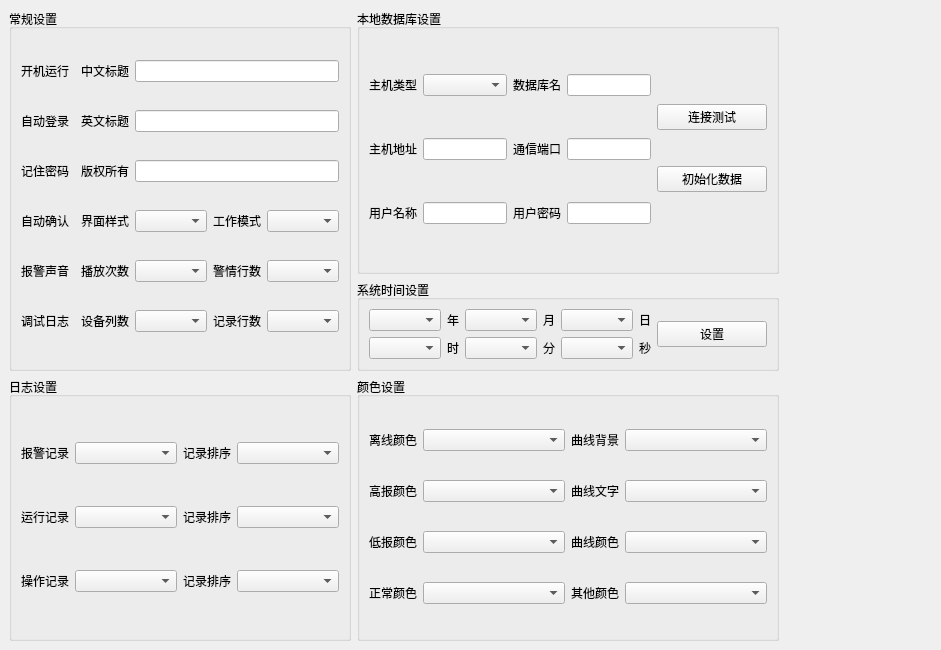
Old version of the form frmconfig/frmconfigsystem.ui in the repository richardzjq/instrument_correction.
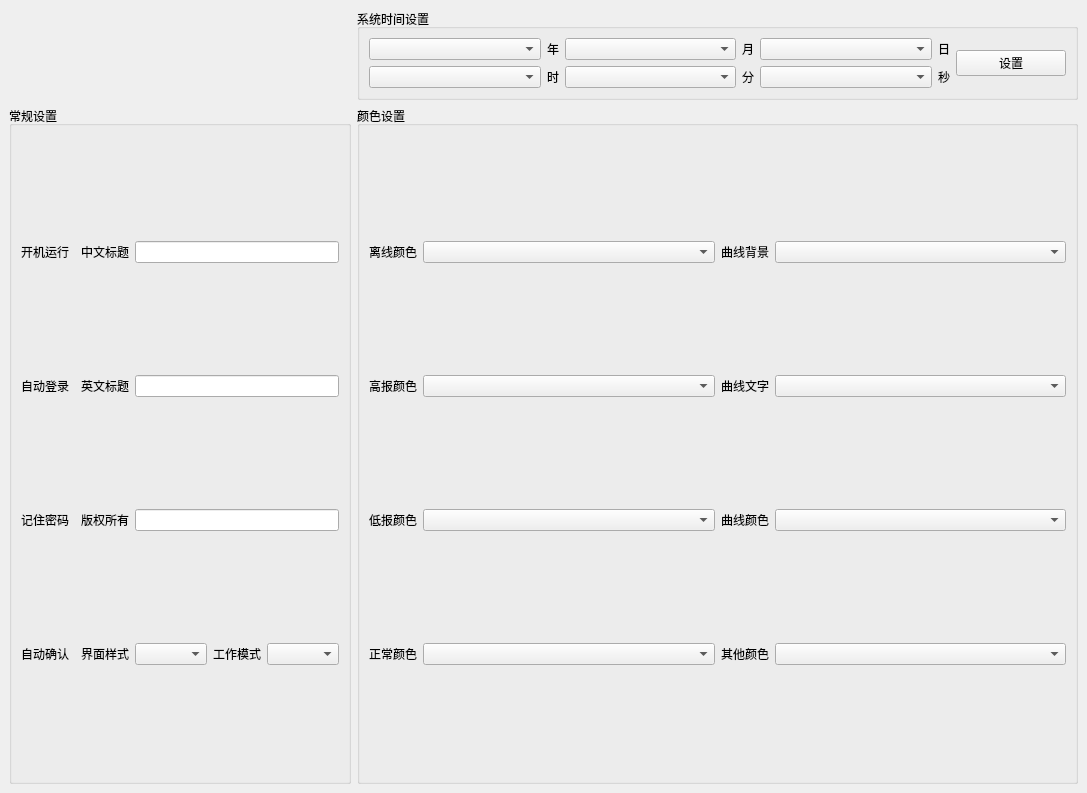
New version of the form. Custom widgets are drawn as their Qt base class.

What changed in the file:
```diff
--- a/frmconfig/frmconfigsystem.ui
+++ b/frmconfig/frmconfigsystem.ui
@@ -6,8 +6,8 @@
    <rect>
     <x>0</x>
     <y>0</y>
-    <width>941</width>
-    <height>650</height>
+    <width>1087</width>
+    <height>793</height>
    </rect>
   </property>
   <property name="windowTitle">
@@ -35,239 +35,22 @@
       <bool>true</bool>
      </property>
      <layout class="QGridLayout" name="gridLayout_9">
-      <item row="2" column="0">
-       <widget class="QGroupBox" name="gboxLog">
-        <property name="title">
-         <string>日志设置</string>
-        </property>
-        <layout class="QGridLayout" name="gridLayout_10">
-         <item row="0" column="0">
-          <widget class="QLabel" name="labAlarmLogMaxCount">
-           <property name="text">
-            <string>报警记录</string>
-           </property>
-          </widget>
-         </item>
-         <item row="0" column="1">
-          <widget class="QComboBox" name="cboxAlarmLogMaxCount">
-           <property name="sizePolicy">
-            <sizepolicy hsizetype="Expanding" vsizetype="Fixed">
-             <horstretch>0</horstretch>
-             <verstretch>0</verstretch>
-            </sizepolicy>
-           </property>
-          </widget>
-         </item>
-         <item row="0" column="2">
-          <widget class="QLabel" name="labAlarmLogOrder">
-           <property name="text">
-            <string>记录排序</string>
-           </property>
-          </widget>
-         </item>
-         <item row="0" column="3">
-          <widget class="QComboBox" name="cboxAlarmLogOrder">
-           <property name="sizePolicy">
-            <sizepolicy hsizetype="Expanding" vsizetype="Fixed">
-             <horstretch>0</horstretch>
-             <verstretch>0</verstretch>
-            </sizepolicy>
-           </property>
-          </widget>
-         </item>
-         <item row="1" column="0">
-          <widget class="QLabel" name="labNodeLogMaxCount">
-           <property name="text">
-            <string>运行记录</string>
-           </property>
-          </widget>
-         </item>
-         <item row="1" column="1">
-          <widget class="QComboBox" name="cboxNodeLogMaxCount">
-           <property name="sizePolicy">
-            <sizepolicy hsizetype="Expanding" vsizetype="Fixed">
-             <horstretch>0</horstretch>
-             <verstretch>0</verstretch>
-            </sizepolicy>
-           </property>
-          </widget>
-         </item>
-         <item row="1" column="2">
-          <widget class="QLabel" name="labNodeLogOrder">
-           <property name="text">
-            <string>记录排序</string>
-           </property>
-          </widget>
-         </item>
-         <item row="1" column="3">
-          <widget class="QComboBox" name="cboxNodeLogOrder">
-           <property name="sizePolicy">
-            <sizepolicy hsizetype="Expanding" vsizetype="Fixed">
-             <horstretch>0</horstretch>
-             <verstretch>0</verstretch>
-            </sizepolicy>
-           </property>
-          </widget>
-         </item>
-         <item row="2" column="0">
-          <widget class="QLabel" name="labUserLogMaxCount">
-           <property name="text">
-            <string>操作记录</string>
-           </property>
-          </widget>
-         </item>
-         <item row="2" column="1">
-          <widget class="QComboBox" name="cboxUserLogMaxCount">
-           <property name="sizePolicy">
-            <sizepolicy hsizetype="Expanding" vsizetype="Fixed">
-             <horstretch>0</horstretch>
-             <verstretch>0</verstretch>
-            </sizepolicy>
-           </property>
-          </widget>
-         </item>
-         <item row="2" column="2">
-          <widget class="QLabel" name="labUserLogOrder">
-           <property name="text">
-            <string>记录排序</string>
-           </property>
-          </widget>
-         </item>
-         <item row="2" column="3">
-          <widget class="QComboBox" name="cboxUserLogOrder">
-           <property name="sizePolicy">
-            <sizepolicy hsizetype="Expanding" vsizetype="Fixed">
-             <horstretch>0</horstretch>
-             <verstretch>0</verstretch>
-            </sizepolicy>
-           </property>
-          </widget>
-         </item>
-        </layout>
-       </widget>
-      </item>
-      <item row="0" column="1">
-       <widget class="QGroupBox" name="gboxLocalDB">
-        <property name="title">
-         <string>本地数据库设置</string>
-        </property>
-        <layout class="QGridLayout" name="gridLayout_5">
-         <item row="0" column="0">
-          <widget class="QLabel" name="labLocalDBType">
-           <property name="text">
-            <string>主机类型</string>
-           </property>
-          </widget>
-         </item>
-         <item row="0" column="1">
-          <widget class="QComboBox" name="cboxLocalDBType">
-           <property name="sizePolicy">
-            <sizepolicy hsizetype="Ignored" vsizetype="Fixed">
-             <horstretch>0</horstretch>
-             <verstretch>0</verstretch>
-            </sizepolicy>
-           </property>
-          </widget>
-         </item>
-         <item row="0" column="2">
-          <widget class="QLabel" name="labLocalDBName">
-           <property name="text">
-            <string>数据库名</string>
-           </property>
-          </widget>
-         </item>
-         <item row="0" column="3">
-          <widget class="QLineEdit" name="txtLocalDBName"/>
-         </item>
-         <item row="1" column="0">
-          <widget class="QLabel" name="labLocalDBIP">
-           <property name="text">
-            <string>主机地址</string>
-           </property>
-          </widget>
-         </item>
-         <item row="1" column="1">
-          <widget class="QLineEdit" name="txtLocalDBIP"/>
-         </item>
-         <item row="1" column="2">
-          <widget class="QLabel" name="labLocalDBPort">
-           <property name="text">
-            <string>通信端口</string>
-           </property>
-          </widget>
-         </item>
-         <item row="1" column="3">
-          <widget class="QLineEdit" name="txtLocalDBPort"/>
-         </item>
-         <item row="2" column="0">
-          <widget class="QLabel" name="labLocalUserName">
-           <property name="text">
-            <string>用户名称</string>
-           </property>
-          </widget>
-         </item>
-         <item row="2" column="1">
-          <widget class="QLineEdit" name="txtLocalUserName"/>
-         </item>
-         <item row="2" column="2">
-          <widget class="QLabel" name="labLocalUserPwd">
-           <property name="text">
-            <string>用户密码</string>
-           </property>
-          </widget>
-         </item>
-         <item row="2" column="3">
-          <widget class="QLineEdit" name="txtLocalUserPwd">
-           <property name="echoMode">
-            <enum>QLineEdit::Password</enum>
-           </property>
-          </widget>
-         </item>
-         <item row="0" column="4" rowspan="3">
-          <layout class="QVBoxLayout" name="verticalLayout_2">
-           <item>
-            <widget class="QPushButton" name="btnLocalDBConnect">
-             <property name="sizePolicy">
-              <sizepolicy hsizetype="Fixed" vsizetype="Fixed">
-               <horstretch>0</horstretch>
-               <verstretch>0</verstretch>
-              </sizepolicy>
-             </property>
-             <property name="minimumSize">
-              <size>
-               <width>110</width>
-               <height>0</height>
-              </size>
-             </property>
-             <property name="text">
-              <string>连接测试</string>
-             </property>
-            </widget>
-           </item>
-           <item>
-            <widget class="QPushButton" name="btnLocalDBInit">
-             <property name="sizePolicy">
-              <sizepolicy hsizetype="Preferred" vsizetype="Fixed">
-               <horstretch>0</horstretch>
-               <verstretch>0</verstretch>
-              </sizepolicy>
-             </property>
-             <property name="text">
-              <string>初始化数据</string>
-             </property>
-            </widget>
-           </item>
-          </layout>
-         </item>
-        </layout>
-       </widget>
-      </item>
-      <item row="2" column="1">
+      <item row="1" column="1">
        <widget class="QGroupBox" name="gboxColor">
         <property name="title">
          <string>颜色设置</string>
         </property>
         <layout class="QGridLayout" name="gridLayout_8">
+         <item row="0" column="1">
+          <widget class="ColorComboBox" name="cboxColorZero">
+           <property name="sizePolicy">
+            <sizepolicy hsizetype="Expanding" vsizetype="Fixed">
+             <horstretch>0</horstretch>
+             <verstretch>0</verstretch>
+            </sizepolicy>
+           </property>
+          </widget>
+         </item>
          <item row="0" column="0">
           <widget class="QLabel" name="labColorZero">
            <property name="text">
@@ -275,16 +58,6 @@
            </property>
           </widget>
          </item>
-         <item row="0" column="1">
-          <widget class="ColorComboBox" name="cboxColorZero">
-           <property name="sizePolicy">
-            <sizepolicy hsizetype="Expanding" vsizetype="Fixed">
-             <horstretch>0</horstretch>
-             <verstretch>0</verstretch>
-            </sizepolicy>
-           </property>
-          </widget>
-         </item>
          <item row="0" column="2">
           <widget class="QLabel" name="labColorPlotBg">
            <property name="text">
@@ -309,16 +82,6 @@
            </property>
           </widget>
          </item>
-         <item row="1" column="1">
-          <widget class="ColorComboBox" name="cboxColorUpper">
-           <property name="sizePolicy">
-            <sizepolicy hsizetype="Expanding" vsizetype="Fixed">
-             <horstretch>0</horstretch>
-             <verstretch>0</verstretch>
-            </sizepolicy>
-           </property>
-          </widget>
-         </item>
          <item row="1" column="2">
           <widget class="QLabel" name="labColorPlotText">
            <property name="text">
@@ -326,8 +89,8 @@
            </property>
           </widget>
          </item>
-         <item row="1" column="3">
-          <widget class="ColorComboBox" name="cboxColorPlotText">
+         <item row="1" column="1">
+          <widget class="ColorComboBox" name="cboxColorUpper">
            <property name="sizePolicy">
             <sizepolicy hsizetype="Expanding" vsizetype="Fixed">
              <horstretch>0</horstretch>
@@ -360,6 +123,16 @@
            </property>
           </widget>
          </item>
+         <item row="1" column="3">
+          <widget class="ColorComboBox" name="cboxColorPlotText">
+           <property name="sizePolicy">
+            <sizepolicy hsizetype="Expanding" vsizetype="Fixed">
+             <horstretch>0</horstretch>
+             <verstretch>0</verstretch>
+            </sizepolicy>
+           </property>
+          </widget>
+         </item>
          <item row="2" column="3">
           <widget class="ColorComboBox" name="cboxColorPlotLine">
            <property name="sizePolicy">
@@ -370,6 +143,13 @@
            </property>
           </widget>
          </item>
+         <item row="3" column="2">
+          <widget class="QLabel" name="labColorOther">
+           <property name="text">
+            <string>其他颜色</string>
+           </property>
+          </widget>
+         </item>
          <item row="3" column="0">
           <widget class="QLabel" name="labColorNormal">
            <property name="text">
@@ -387,13 +167,6 @@
            </property>
           </widget>
          </item>
-         <item row="3" column="2">
-          <widget class="QLabel" name="labColorOther">
-           <property name="text">
-            <string>其他颜色</string>
-           </property>
-          </widget>
-         </item>
          <item row="3" column="3">
           <widget class="ColorComboBox" name="cboxColorOther">
            <property name="sizePolicy">
@@ -407,7 +180,110 @@
         </layout>
        </widget>
       </item>
-      <item row="1" column="1">
+      <item row="1" column="0">
+       <widget class="QGroupBox" name="gboxBase">
+        <property name="title">
+         <string>常规设置</string>
+        </property>
+        <layout class="QGridLayout" name="gridLayout_2">
+         <item row="3" column="2">
+          <widget class="QLabel" name="labStyleName">
+           <property name="text">
+            <string>界面样式</string>
+           </property>
+          </widget>
+         </item>
+         <item row="2" column="3" colspan="3">
+          <widget class="QLineEdit" name="txtAuthor">
+           <property name="readOnly">
+            <bool>false</bool>
+           </property>
+          </widget>
+         </item>
+         <item row="2" column="2">
+          <widget class="QLabel" name="labAuthor">
+           <property name="text">
+            <string>版权所有</string>
+           </property>
+          </widget>
+         </item>
+         <item row="3" column="1">
+          <widget class="SwitchButton" name="btnAutoConfirm" native="true"/>
+         </item>
+         <item row="2" column="1">
+          <widget class="SwitchButton" name="btnAutoPwd" native="true"/>
+         </item>
+         <item row="0" column="1">
+          <widget class="SwitchButton" name="btnAutoRun" native="true"/>
+         </item>
+         <item row="1" column="1">
+          <widget class="SwitchButton" name="btnAutoLogin" native="true"/>
+         </item>
+         <item row="3" column="3">
+          <widget class="QComboBox" name="cboxStyleName"/>
+         </item>
+         <item row="3" column="5">
+          <widget class="QComboBox" name="cboxWorkMode"/>
+         </item>
+         <item row="1" column="3" colspan="3">
+          <widget class="QLineEdit" name="txtLogoEn"/>
+         </item>
+         <item row="3" column="4">
+          <widget class="QLabel" name="labWorkMode">
+           <property name="text">
+            <string>工作模式</string>
+           </property>
+          </widget>
+         </item>
+         <item row="0" column="2">
+          <widget class="QLabel" name="labLogoC">
+           <property name="text">
+            <string>中文标题</string>
+           </property>
+          </widget>
+         </item>
+         <item row="1" column="2">
+          <widget class="QLabel" name="labLogoE">
+           <property name="text">
+            <string>英文标题</string>
+           </property>
+          </widget>
+         </item>
+         <item row="0" column="3" colspan="3">
+          <widget class="QLineEdit" name="txtLogoCn"/>
+         </item>
+         <item row="1" column="0">
+          <widget class="QLabel" name="labAutoLogin">
+           <property name="text">
+            <string>自动登录</string>
+           </property>
+          </widget>
+         </item>
+         <item row="2" column="0">
+          <widget class="QLabel" name="labAutoPwd">
+           <property name="text">
+            <string>记住密码</string>
+           </property>
+          </widget>
+         </item>
+         <item row="0" column="0">
+          <widget class="QLabel" name="labAutoRun">
+           <property name="text">
+            <string>开机运行</string>
+           </property>
+          </widget>
+         </item>
+         <item row="3" column="0">
+          <widget class="QLabel" name="labAutoConfirm">
+           <property name="text">
+            <string>自动确认</string>
+           </property>
+          </widget>
+         </item>
+        </layout>
+       </widget>
+      </item>
+      <item row="0" column="1">
        <widget class="QGroupBox" name="gboxTime">
         <property name="sizePolicy">
          <sizepolicy hsizetype="Preferred" vsizetype="Fixed">
@@ -419,57 +295,6 @@
          <string>系统时间设置</string>
         </property>
         <layout class="QGridLayout" name="gridLayout">
-         <item row="0" column="0">
-          <widget class="QComboBox" name="cboxYear">
-           <property name="sizePolicy">
-            <sizepolicy hsizetype="Expanding" vsizetype="Fixed">
-             <horstretch>0</horstretch>
-             <verstretch>0</verstretch>
-            </sizepolicy>
-           </property>
-          </widget>
-         </item>
-         <item row="0" column="1">
-          <widget class="QLabel" name="labYear">
-           <property name="text">
-            <string>年</string>
-           </property>
-          </widget>
-         </item>
-         <item row="0" column="2">
-          <widget class="QComboBox" name="cboxMonth">
-           <property name="sizePolicy">
-            <sizepolicy hsizetype="Expanding" vsizetype="Fixed">
-             <horstretch>0</horstretch>
-             <verstretch>0</verstretch>
-            </sizepolicy>
-           </property>
-          </widget>
-         </item>
-         <item row="0" column="3">
-          <widget class="QLabel" name="labMonth">
-           <property name="text">
-            <string>月</string>
-           </property>
-          </widget>
-         </item>
-         <item row="0" column="4">
-          <widget class="QComboBox" name="cboxDay">
-           <property name="sizePolicy">
-            <sizepolicy hsizetype="Expanding" vsizetype="Fixed">
-             <horstretch>0</horstretch>
-             <verstretch>0</verstretch>
-            </sizepolicy>
-           </property>
-          </widget>
-         </item>
-         <item row="0" column="5">
-          <widget class="QLabel" name="labDay">
-           <property name="text">
-            <string>日</string>
-           </property>
-          </widget>
-         </item>
          <item row="1" column="0">
           <widget class="QComboBox" name="cboxHour">
            <property name="sizePolicy">
@@ -540,55 +365,8 @@
            </property>
           </widget>
          </item>
-        </layout>
-       </widget>
-      </item>
-      <item row="0" column="0" rowspan="2">
-       <widget class="QGroupBox" name="gboxBase">
-        <property name="title">
-         <string>常规设置</string>
-        </property>
-        <layout class="QGridLayout" name="gridLayout_2">
-         <item row="2" column="2">
-          <widget class="QLabel" name="labAuthor">
-           <property name="text">
-            <string>版权所有</string>
-           </property>
-          </widget>
-         </item>
-         <item row="2" column="3" colspan="3">
-          <widget class="QLineEdit" name="txtAuthor">
-           <property name="readOnly">
-            <bool>false</bool>
-           </property>
-          </widget>
-         </item>
-         <item row="3" column="2">
-          <widget class="QLabel" name="labStyleName">
-           <property name="text">
-            <string>界面样式</string>
-           </property>
-          </widget>
-         </item>
-         <item row="4" column="0">
-          <widget class="QLabel" name="labPlayAlarmSound">
-           <property name="text">
-            <string>报警声音</string>
-           </property>
-          </widget>
-         </item>
-         <item row="4" column="1">
-          <widget class="SwitchButton" name="btnPlayAlarmSound" native="true"/>
-         </item>
-         <item row="4" column="2">
-          <widget class="QLabel" name="labPlayCount">
-           <property name="text">
-            <string>播放次数</string>
-           </property>
-          </widget>
-         </item>
-         <item row="4" column="3">
-          <widget class="QComboBox" name="cboxPlayCount">
+         <item row="0" column="4">
+          <widget class="QComboBox" name="cboxDay">
            <property name="sizePolicy">
             <sizepolicy hsizetype="Expanding" vsizetype="Fixed">
              <horstretch>0</horstretch>
@@ -597,142 +375,50 @@
            </property>
           </widget>
          </item>
-         <item row="4" column="4">
-          <widget class="QLabel" name="labMsgCount">
+         <item row="0" column="5">
+          <widget class="QLabel" name="labDay">
            <property name="text">
-            <string>警情行数</string>
+            <string>日</string>
            </property>
           </widget>
          </item>
-         <item row="4" column="5">
-          <widget class="QComboBox" name="cboxMsgCount"/>
-         </item>
-         <item row="5" column="2">
-          <widget class="QLabel" name="labDeviceColumn">
-           <property name="text">
-            <string>设备列数</string>
-           </property>
-          </widget>
-         </item>
-         <item row="5" column="3">
-          <widget class="QComboBox" name="cboxDeviceColumn"/>
-         </item>
-         <item row="5" column="4">
-          <widget class="QLabel" name="labPageCount">
-           <property name="text">
-            <string>记录行数</string>
-           </property>
-          </widget>
-         </item>
-         <item row="5" column="5">
-          <widget class="QComboBox" name="cboxPageCount">
-           <property name="sizePolicy">
-            <sizepolicy hsizetype="Expanding" vsizetype="Fixed">
-             <horstretch>0</horstretch>
-             <verstretch>0</verstretch>
-            </sizepolicy>
-           </property>
-          </widget>
-         </item>
-         <item row="3" column="3">
-          <widget class="QComboBox" name="cboxStyleName"/>
-         </item>
-         <item row="3" column="4">
-          <widget class="QLabel" name="labWorkMode">
-           <property name="text">
-            <string>工作模式</string>
-           </property>
-          </widget>
-         </item>
-         <item row="3" column="5">
-          <widget class="QComboBox" name="cboxWorkMode"/>
-         </item>
-         <item row="1" column="3" colspan="3">
-          <widget class="QLineEdit" name="txtLogoEn"/>
-         </item>
-         <item row="1" column="2">
-          <widget class="QLabel" name="labLogoE">
-           <property name="text">
-            <string>英文标题</string>
-           </property>
-          </widget>
-         </item>
-         <item row="0" column="3" colspan="3">
-          <widget class="QLineEdit" name="txtLogoCn"/>
-         </item>
-         <item row="0" column="2">
-          <widget class="QLabel" name="labLogoC">
-           <property name="text">
-            <string>中文标题</string>
-           </property>
-          </widget>
-         </item>
-         <item row="5" column="0">
-          <widget class="QLabel" name="labSaveLog">
-           <property name="text">
-            <string>调试日志</string>
-           </property>
-          </widget>
-         </item>
-         <item row="5" column="1">
-          <widget class="SwitchButton" name="btnSaveLog" native="true"/>
-         </item>
          <item row="0" column="0">
-          <widget class="QLabel" name="labAutoRun">
-           <property name="text">
-            <string>开机运行</string>
+          <widget class="QComboBox" name="cboxYear">
+           <property name="sizePolicy">
+            <sizepolicy hsizetype="Expanding" vsizetype="Fixed">
+             <horstretch>0</horstretch>
+             <verstretch>0</verstretch>
+            </sizepolicy>
+           </property>
+          </widget>
+         </item>
+         <item row="0" column="2">
+          <widget class="QComboBox" name="cboxMonth">
+           <property name="sizePolicy">
+            <sizepolicy hsizetype="Expanding" vsizetype="Fixed">
+             <horstretch>0</horstretch>
+             <verstretch>0</verstretch>
+            </sizepolicy>
            </property>
           </widget>
          </item>
          <item row="0" column="1">
-          <widget class="SwitchButton" name="btnAutoRun" native="true"/>
-         </item>
-         <item row="1" column="0">
-          <widget class="QLabel" name="labAutoLogin">
+          <widget class="QLabel" name="labYear">
            <property name="text">
-            <string>自动登录</string>
+            <string>年</string>
            </property>
           </widget>
          </item>
-         <item row="1" column="1">
-          <widget class="SwitchButton" name="btnAutoLogin" native="true"/>
-         </item>
-         <item row="2" column="0">
-          <widget class="QLabel" name="labAutoPwd">
+         <item row="0" column="3">
+          <widget class="QLabel" name="labMonth">
            <property name="text">
-            <string>记住密码</string>
+            <string>月</string>
            </property>
           </widget>
          </item>
-         <item row="2" column="1">
-          <widget class="SwitchButton" name="btnAutoPwd" native="true"/>
-         </item>
-         <item row="3" column="0">
-          <widget class="QLabel" name="labAutoConfirm">
-           <property name="text">
-            <string>自动确认</string>
-           </property>
-          </widget>
-         </item>
-         <item row="3" column="1">
-          <widget class="SwitchButton" name="btnAutoConfirm" native="true"/>
-         </item>
         </layout>
        </widget>
       </item>
-      <item row="0" column="2">
-       <spacer name="horizontalSpacer">
-        <property name="orientation">
-         <enum>Qt::Horizontal</enum>
-        </property>
-        <property name="sizeHint" stdset="0">
-         <size>
-          <width>334</width>
-          <height>20</height>
-         </size>
-        </property>
-       </spacer>
-      </item>
      </layout>
     </widget>
    </item>
```
Left out of the diff: 18 changed lines with no effect on the pictures.
